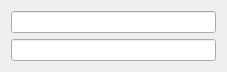
This is mainwindow.ui in adamb924/QuickMD5 as Qt 5 draws it before an edit. The edited form follows.
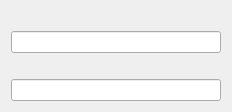
This is the edited form. Custom widgets are drawn as their Qt base class.

```diff
--- a/mainwindow.ui
+++ b/mainwindow.ui
@@ -6,8 +6,8 @@
    <rect>
     <x>0</x>
     <y>0</y>
-    <width>227</width>
-    <height>64</height>
+    <width>232</width>
+    <height>102</height>
    </rect>
   </property>
   <property name="sizePolicy">
@@ -27,9 +27,23 @@
   </property>
   <widget class="QWidget" name="centralWidget">
    <layout class="QVBoxLayout" name="verticalLayout">
+    <item>
+     <widget class="QLabel" name="label1">
+      <property name="text">
+       <string>&lt;No file&gt;</string>
+      </property>
+     </widget>
+    </item>
     <item>
      <widget class="DropFilenameLineEdit" name="dropTarget1"/>
     </item>
+    <item>
+     <widget class="QLabel" name="label2">
+      <property name="text">
+       <string>&lt;No file&gt;</string>
+      </property>
+     </widget>
+    </item>
     <item>
      <widget class="DropFilenameLineEdit" name="dropTarget2"/>
     </item>
```
